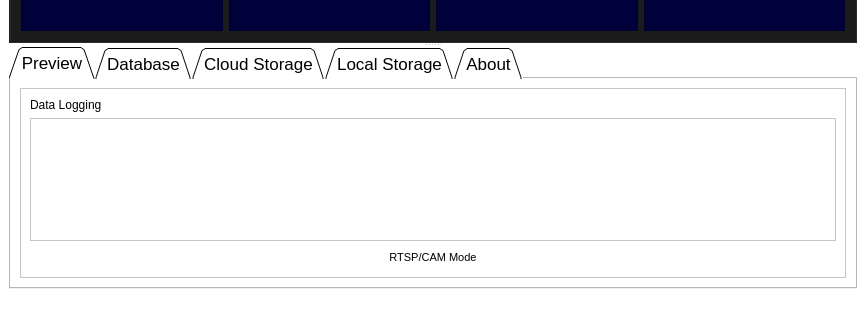
The window that altech_gui.ui (eugeneoca/altechV2) describes before a commit, drawn with Qt 5; both pictures show x 0 to 866 and y 266 to 586 of the 866 by 586 pixel window.
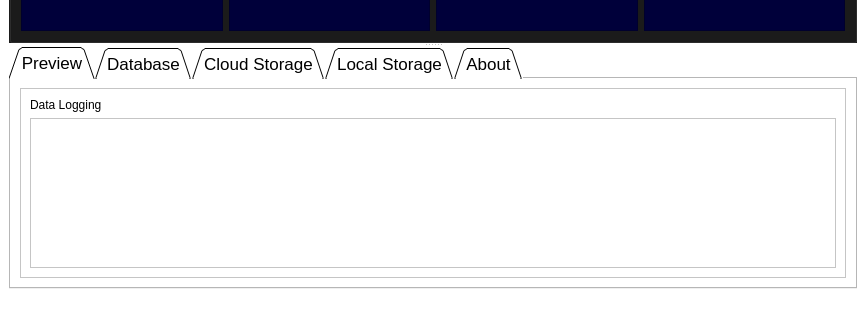
The same window after the commit. Icons and pictures are not drawn.

What changed in the file:
```diff
--- a/altech_gui.ui
+++ b/altech_gui.ui
@@ -255,35 +255,6 @@
               </property>
              </widget>
             </item>
-            <item row="2" column="0">
-             <widget class="QPushButton" name="btn_mode">
-              <property name="font">
-               <font>
-                <family>Segoe UI</family>
-                <pointsize>8</pointsize>
-                <weight>50</weight>
-                <italic>false</italic>
-                <bold>false</bold>
-               </font>
-              </property>
-              <property name="styleSheet">
-               <string notr="true">font: 8pt &quot;Segoe UI&quot;;</string>
-              </property>
-              <property name="text">
-               <string>RTSP/CAM Mode</string>
-              </property>
-              <property name="icon">
-               <iconset resource="resources.qrc">
-                <normaloff>:/cam_mode_icon/src/icon/mode.png</normaloff>:/cam_mode_icon/src/icon/mode.png</iconset>
-              </property>
-              <property name="default">
-               <bool>true</bool>
-              </property>
-              <property name="flat">
-               <bool>true</bool>
-              </property>
-             </widget>
-            </item>
            </layout>
           </widget>
          </item>
```
